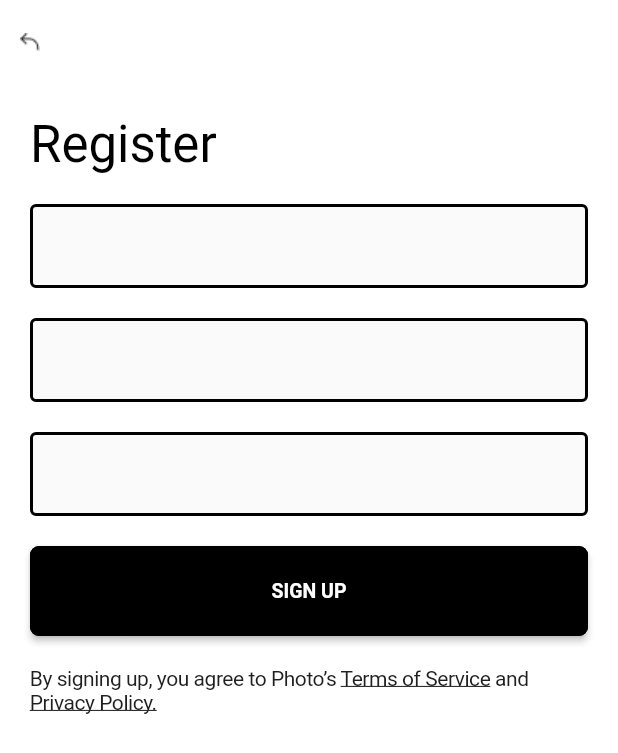
After one commit to PhamQuocHuy98/TestMC, a Flutter app: the RegisterScreen screen opened by its route, on a phone screen of 412 x 824 dp. The commit adds this screen. Shown: the top 753 px of the screen. Run offline on Flutter 3.47's test engine with Material 2 defaults, Android fonts, the phone set to English and light mode, and no system bars; network calls fail; Roboto replaces fonts that are missing (Montserrat).

Commit message:
add UI register

```diff
--- a/lib/screens/login/screen.dart
+++ b/lib/screens/login/screen.dart
@@ -2,6 +2,7 @@ import 'package:demo_mc/screens/login/login_bloc.dart';
 import 'package:demo_mc/widgets/custom_appbar.dart';
 import 'package:demo_mc/widgets/custom_button.dart';
 import 'package:demo_mc/widgets/custom_textfield.dart';
+import 'package:demo_mc/widgets/keyboard_dismissable_wrapper.dart';
 import 'package:flutter/material.dart';
 
 class LoginScreen extends StatelessWidget {
@@ -9,7 +10,8 @@ class LoginScreen extends StatelessWidget {
   final LoginBloc loginBloc = LoginBloc();
   @override
   Widget build(BuildContext context) {
-    return Scaffold(
+    return KeyboardDismiss(
+      child: Scaffold(
         appBar: const CustomAppBar(),
         body: Container(
           margin: const EdgeInsets.only(left: 20, right: 20),
@@ -31,6 +33,7 @@ class LoginScreen extends StatelessWidget {
                 const SizedBox(height: 20),
                 CustomTextField(
                   controller: loginBloc.passwordController,
+                  isPassword: true,
                 ),
                 const SizedBox(height: 20),
                 PrimaryButton(
@@ -42,6 +45,7 @@ class LoginScreen extends StatelessWidget {
             ),
           ),
         ),
+      ),
     );
   }
 }
--- /dev/null
+++ b/lib/screens/register/register_bloc.dart
@@ -0,0 +1,7 @@
+import 'package:flutter/widgets.dart';
+
+class RegisterBloc {
+  TextEditingController emailController = TextEditingController();
+  TextEditingController passwordController = TextEditingController();
+  TextEditingController confirmController = TextEditingController();
+}
--- /dev/null
+++ b/lib/screens/register/register_screen.dart
@@ -0,0 +1,83 @@
+import 'package:demo_mc/screens/register/register_bloc.dart';
+import 'package:demo_mc/widgets/custom_appbar.dart';
+import 'package:demo_mc/widgets/custom_button.dart';
+import 'package:demo_mc/widgets/custom_textfield.dart';
+import 'package:demo_mc/widgets/keyboard_dismissable_wrapper.dart';
+import 'package:flutter/material.dart';
+
+class RegisterScreen extends StatelessWidget {
+  RegisterScreen({Key? key}) : super(key: key);
+  final RegisterBloc registerBloc = RegisterBloc();
+  @override
+  Widget build(BuildContext context) {
+    return KeyboardDismiss(
+      child: Scaffold(
+        appBar: const CustomAppBar(),
+        body: Container(
+          margin: const EdgeInsets.only(left: 20, right: 20),
+          child: SingleChildScrollView(
+            child: Column(
+              crossAxisAlignment: CrossAxisAlignment.start,
+              children: [
+                const SizedBox(height: 20),
+                Text(
+                  'Register',
+                  style: Theme.of(context).textTheme.headline4?.copyWith(
+                        color: Colors.black,
+                      ),
+                ),
+                const SizedBox(height: 20),
+                CustomTextField(
+                  controller: registerBloc.emailController,
+                ),
+                const SizedBox(height: 20),
+                CustomTextField(
+                  controller: registerBloc.passwordController,
+                  isPassword: true,
+                ),
+                const SizedBox(height: 20),
+                CustomTextField(
+                  controller: registerBloc.confirmController,
+                  isPassword: true,
+                ),
+                const SizedBox(height: 20),
+                PrimaryButton(
+                  width: double.infinity,
+                  labelText: 'sign up',
+                  onPressed: () {},
+                ),
+                const SizedBox(height: 20),
+                RichText(
+                  text: TextSpan(
+                    children: [
+                      TextSpan(
+                        text: 'By signing up, you agree to Photo’s ',
+                        style: Theme.of(context).textTheme.bodyText2,
+                      ),
+                      TextSpan(
+                        text: 'Terms of Service',
+                        style: Theme.of(context).textTheme.bodyText2!.copyWith(
+                              decoration: TextDecoration.underline,
+                            ),
+                      ),
+                      TextSpan(
+                        text: ' and ',
+                        style: Theme.of(context).textTheme.bodyText2,
+                      ),
+                      TextSpan(
+                        text: 'Privacy Policy.',
+                        style: Theme.of(context).textTheme.bodyText2!.copyWith(
+                              decoration: TextDecoration.underline,
+                            ),
+                      ),
+                    ],
+                  ),
+                ),
+              ],
+            ),
+          ),
+        ),
+      ),
+    );
+  }
+}
--- a/lib/screens/splash/splash_screen.dart
+++ b/lib/screens/splash/splash_screen.dart
@@ -52,7 +52,9 @@ class _SplashScreenState extends State<SplashScreen> {
               Expanded(
                 child: PrimaryButton(
                   labelText: 'register',
-                  onPressed: () {},
+                  onPressed: () {
+                    Navigator.of(context).pushNamed(Routes.register);
+                  },
                 ),
               )
             ],
--- a/lib/utils/routes.dart
+++ b/lib/utils/routes.dart
@@ -1,4 +1,5 @@
 import 'package:demo_mc/screens/login/screen.dart';
+import 'package:demo_mc/screens/register/register_screen.dart';
 import 'package:demo_mc/screens/splash/splash_screen.dart';
 import 'package:flutter/cupertino.dart';
 
@@ -6,6 +7,7 @@ class Routes {
   static const String init = '/';
   static const String dashboard = '/dashboard';
   static const String login = '/login';
+  static const String register = '/register';
 }
 
 class RouteGenerator {
@@ -18,7 +20,12 @@ class RouteGenerator {
         );
       case Routes.login:
         return CupertinoPageRoute(
-          builder: (context) =>  LoginScreen(),
+          builder: (context) => LoginScreen(),
+          settings: settings,
+        );
+      case Routes.register:
+        return CupertinoPageRoute(
+          builder: (context) => RegisterScreen(),
           settings: settings,
         );
       default:
--- a/lib/widgets/custom_textfield.dart
+++ b/lib/widgets/custom_textfield.dart
@@ -2,7 +2,7 @@ import 'package:demo_mc/core/theme/text_size.dart';
 import 'package:demo_mc/utils/app_constants.dart';
 import 'package:flutter/material.dart';
 
-class CustomTextField extends StatefulWidget {
+class CustomTextField extends StatelessWidget {
   const CustomTextField({
     Key? key,
     this.controller,
@@ -15,12 +15,12 @@ class CustomTextField extends StatefulWidget {
     this.errorText = '',
     this.readOnly = false,
     this.textAlign = TextAlign.start,
-    this.isRequired = true,
     this.hintText = '',
     this.textInputAction = TextInputAction.next,
     this.onFieldSubmitted,
     this.maxLength,
     this.onTap,
+    this.isPassword = false,
   }) : super(key: key);
 
   final TextEditingController? controller;
@@ -35,22 +35,11 @@ class CustomTextField extends StatefulWidget {
   final String? errorText;
   final void Function(String?)? onChanged;
   final TextAlign textAlign;
-  final bool isRequired;
   final String hintText;
   final TextInputAction textInputAction;
   final Function(String)? onFieldSubmitted;
   final int? maxLength;
-
-  @override
-  _CustomTextFieldState createState() => _CustomTextFieldState();
-}
-
-class _CustomTextFieldState extends State<CustomTextField> {
-  @override
-  void initState() {
-    // TODO: implement initState
-    super.initState();
-  }
+  final bool? isPassword;
 
   @override
   Widget build(BuildContext context) {
@@ -63,7 +52,7 @@ class _CustomTextFieldState extends State<CustomTextField> {
             autovalidateMode: AutovalidateMode.onUserInteraction,
             decoration: InputDecoration(
               filled: true,
-              hintText: widget.hintText,
+              hintText: hintText,
               errorMaxLines: 2,
               border: const OutlineInputBorder(
                 borderSide: BorderSide(width: 1.0),
@@ -76,18 +65,20 @@ class _CustomTextFieldState extends State<CustomTextField> {
                     fontSize: TextSize.size12,
                   ),
             ),
-            controller: widget.controller,
-            onChanged: widget.onChanged,
-            keyboardType: widget.keyboardType,
-            maxLines: widget.maxLines,
-            minLines: widget.minLines,
-            validator: widget.validator,
-            readOnly: widget.readOnly,
-            onTap: widget.onTap,
-            textAlign: widget.textAlign,
-            textInputAction: widget.textInputAction,
-            onFieldSubmitted: widget.onFieldSubmitted,
-            maxLength: widget.maxLength,
+            controller: controller,
+            onChanged: onChanged,
+            keyboardType: keyboardType,
+            maxLines: 1,
+            minLines: minLines,
+            validator: validator,
+            readOnly: readOnly,
+            onTap: onTap,
+            textAlign: textAlign,
+            textInputAction: textInputAction,
+            onFieldSubmitted: onFieldSubmitted,
+            maxLength: maxLength,
+            obscuringCharacter: '*',
+            obscureText: isPassword ?? false,
           ),
         ],
       ),
--- /dev/null
+++ b/lib/widgets/keyboard_dismissable_wrapper.dart
@@ -0,0 +1,18 @@
+import 'package:demo_mc/utils/app_helper.dart';
+import 'package:flutter/widgets.dart';
+
+class KeyboardDismiss extends StatelessWidget {
+  final Widget child;
+
+  const KeyboardDismiss({Key? key, required this.child}) : super(key: key);
+
+  @override
+  Widget build(BuildContext context) {
+    return GestureDetector(
+      onTap: () {
+        AppHelper.hideKeyBoard(context);
+      },
+      child: child,
+    );
+  }
+}
```
Also changed, not shown: lib/utils/app_helper.dart (added, +11 -0 lines). Lines whose indentation alone changed are shown as unchanged.
